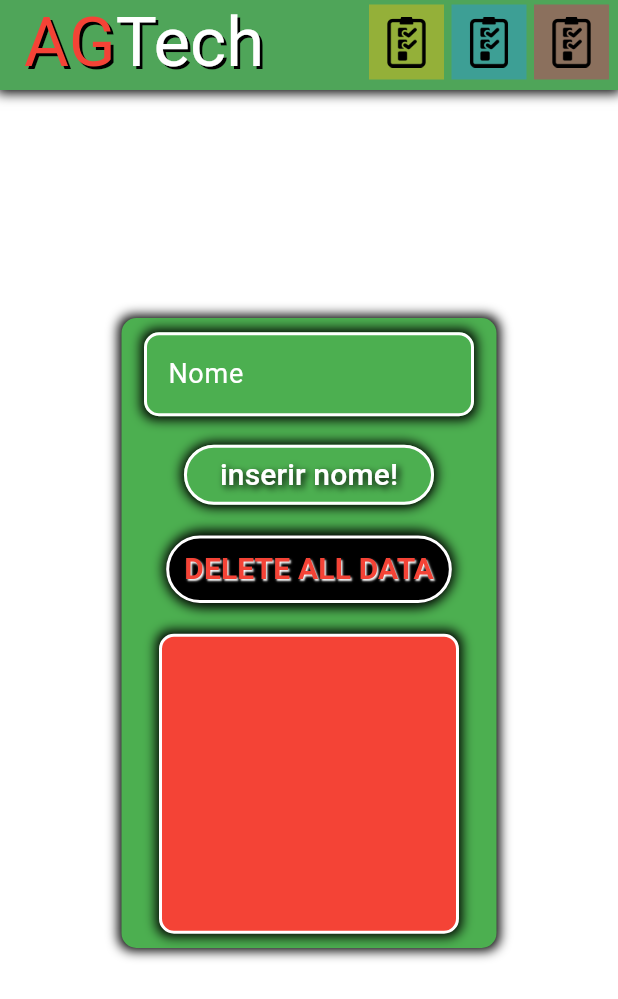
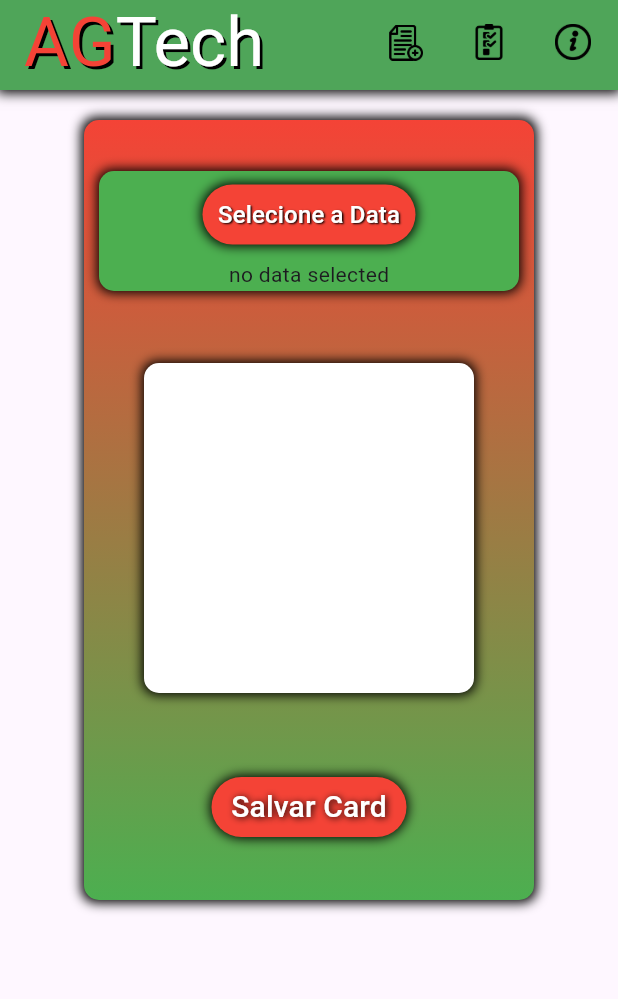
Before and after one commit to jairomatheus89/flutter_android_sqflite, a Flutter app: the screen it shows after launch, on a phone screen of 412 x 824 dp. Shown: the top 999 px of the screen. Run offline on Flutter 3.47's test engine with Material 3 defaults, Android fonts, the phone set to English and light mode, and no system bars; our stand-ins replace sqflite; accounts and stored records are empty.

Commit message:
modularizando o app, e adicionando DatePicker para os cards de tasks

```diff
--- a/lib/src/pages/about_page.dart
+++ b/lib/src/pages/about_page.dart
@@ -8,13 +8,11 @@
   @override
   Widget build(BuildContext context) {
 
-    final Uri _gitHubUrl = Uri.parse('https://github.com/jairomatheus89');
-    final Uri _linkedinUrl = Uri.parse('https://www.linkedin.com/in/jairomatheus89');
+    final Uri gitHubUrl = Uri.parse('https://github.com/jairomatheus89');
+    final Uri linkedinUrl = Uri.parse('https://www.linkedin.com/in/jairomatheus89');
 
     String titleAboutmsg = "Projeto Mobile Flutter w/SQfLite";
     String bodyAboutmsg = "Meu nome é Jairo Paulino, Estou a procura de estágio na area de programação/desenvolvimento de software. Agora no segundo semestre de 2025 vou para meu 2° periodo(começei em janeiro), porém ja acompanho conteúdos relacionados a programação e tecnologia desde o inicio da quarentena do Covid-19. Tenho um conhecimento basico de Web, protocolo HTTP, API's REST, leve noção de WebSockets. Ja fiz projetos academicos com Python, e ja pratiquei uns projetos com NestJS, Angular e PostgreSQL rodando em live em VPS com Node(backend) e Nginx(frontend). Enfim, segue abaixo meus links:\n";
-
-
 
     return Scaffold(
       appBar: AppBarWidget(),
@@ -28,7 +26,14 @@
                 blurRadius: 6
               )
             ],
-            color: Colors.green,
+            gradient: LinearGradient(
+              colors: [
+                Colors.red,
+                Colors.green,
+              ],
+              begin: Alignment.topCenter,
+              end: Alignment.bottomCenter
+            ),
             borderRadius: BorderRadius.circular(10)
           ),
           width: 300,
@@ -81,8 +86,8 @@
                     children: [
                       GestureDetector(
                         onTap: () async {
-                          if(!await launchUrl(_gitHubUrl)){
-                            throw Exception('Cannot launch $_gitHubUrl');
+                          if(!await launchUrl(gitHubUrl)){
+                            throw Exception('Cannot launch $gitHubUrl');
                           }
                         },
                         child: Text(
@@ -102,8 +107,8 @@
                       ),
                       GestureDetector(
                         onTap: () async {
-                          if(!await launchUrl(_linkedinUrl)){
-                            throw Exception('cannot launch $_linkedinUrl');
+                          if(!await launchUrl(linkedinUrl)){
+                            throw Exception('cannot launch $linkedinUrl');
                           }
                         },
                         child: Text(
--- a/lib/src/pages/formzin_page.dart
+++ b/lib/src/pages/formzin_page.dart
@@ -1,69 +1,22 @@
 import 'package:flutter/material.dart';
-import '../widgets/list_column_widget.dart';
-import '../services/database_service.dart';
 import '../widgets/appbar_widget.dart';
 
-class Formzin extends StatefulWidget {
-
+class Formzin extends StatelessWidget {
   const Formzin({super.key});
-
-  @override
-  State<Formzin> createState() => _FormzinState();
-}
-
-class _FormzinState extends State<Formzin> {
-  final GlobalKey<DbListColumnState> _key = GlobalKey<DbListColumnState>();
-
-  Widget successCreateAccountWidget = Text('');
-
-  String nameInput = '';
-  final _nameInputController = TextEditingController();
-
-  void clearInputs(){
-    setState(() {
-      _nameInputController.clear();
-      nameInput = '';
-    });
-  }
-
-  void successfloatMessage(){
-    setState(() {
-      successCreateAccountWidget = Text(
-        'Nome: $nameInput, inserido no banco com sucesso!',
-        style: TextStyle(
-          color: Colors.green,
-          fontSize: 18,
-          fontWeight: FontWeight.bold,
-          shadows: [
-            Shadow(color: Colors.black, blurRadius: 2.0, offset: Offset(1.0, 1.0))
-          ]
-        ),
-        textAlign: TextAlign.center,
-      );
-    });
-  }
-
-  @override
-  void initState(){
-    super.initState();
-  }
 
   @override
   Widget build(BuildContext context) {
 
-    WidgetsBinding.instance.addPostFrameCallback((_){
-      successCreateAccountWidget = Text('');
-    });
-
     return Scaffold(
-      floatingActionButton: successCreateAccountWidget,
-      floatingActionButtonLocation: FloatingActionButtonLocation.miniCenterDocked,
       appBar: const AppBarWidget(),
-      body: Container(
+      body: ListView(
+        children: [
+          Container(
+            margin: EdgeInsets.fromLTRB(0,20,0,0),
             alignment: Alignment.center,
-        color: Colors.white,
+            decoration: BoxDecoration(
+            ),
             child: Container(
-          margin: EdgeInsets.fromLTRB(0, 0, 0, 40),
               decoration: BoxDecoration(
                 boxShadow: [
                   BoxShadow(
@@ -72,128 +25,205 @@
                     blurRadius: 6
                   )
                 ],
-            color: Colors.green,
+                gradient: LinearGradient(
+                  colors: [
+                    Colors.red,
+                    Colors.green,
+                  ],
+                  begin: Alignment.topCenter,
+                  end: Alignment.bottomCenter
+                ),
                 borderRadius: BorderRadius.circular(10)
               ),
-          width: 250,
-          height: 420,
+              width: 300,
+              height: 520,
+              child: TaskForm(),
+            ),
+          ),
+        ],
+      ),
+    );
+  }
+}
+
+class TaskForm extends StatefulWidget {
+  const TaskForm({super.key});
+
+
+  @override
+  State<TaskForm> createState() => _TaskFormState();
+}
+
+class _TaskFormState extends State<TaskForm> {
+
+  @override
+  Widget build(BuildContext context) {
+    return Padding(
+      padding: const EdgeInsets.all(10.0),
       child: Column(
         mainAxisAlignment: MainAxisAlignment.spaceAround,
         children: [
-              Container(
-                width: 220,
+          DateSelectionState(),
+          TasksColumn(),
+          Butzin()
+        ],
+      ),
+    );
+  }
+}
+
+class DateSelectionState extends StatefulWidget {
+  const DateSelectionState({super.key});
+
+  @override
+  State<DateSelectionState> createState() => _DateSelectionStateState();
+}
+
+class _DateSelectionStateState extends State<DateSelectionState> {
+  DateTime? selectedDate;
+
+  bool datepicked = false;
+
+  Future<void> _selectDate() async {
+    final pickedDate = await showDatePicker(
+      context: context,
+      initialDate: DateTime.now(),
+      firstDate: DateTime.now(),
+      lastDate: DateTime(2100),
+    );
+
+    selectedDate = pickedDate;
+
+    setState(() {
+      datepicked = true;
+    });
+  }
+
+  @override
+  Widget build(BuildContext context) {
+    WidgetsBinding.instance.addPostFrameCallback((_) {
+      selectedDate = null;
+    });
+
+    return Container(
+      width: 300,
+      height: 80,
       decoration: BoxDecoration(
+        color: Colors.green,
         borderRadius: BorderRadius.circular(10),
         boxShadow: [
           BoxShadow(
             color: Colors.black,
-                      offset: Offset(0,0),
-                      spreadRadius: 2.0,
+            spreadRadius: 1.0,
             blurRadius: 6.0
           )
         ]
       ),
-                child: TextFormField(
-                  maxLength: 30,
-                  controller: _nameInputController,
-                  cursorColor: Colors.white,
+      child: Column(
+        mainAxisAlignment: MainAxisAlignment.spaceAround,
+        children: [
+          TextButton(
+            onPressed: _selectDate,
+            child: Container(
+              alignment: Alignment.center,
+              width: 142,
+              height: 40,
+              decoration: BoxDecoration(
+                borderRadius: BorderRadius.circular(20),
+                color: Colors.red,
+                boxShadow: [
+                  BoxShadow(
+                    color: Colors.black,
+                    spreadRadius: 1.0,
+                    blurRadius: 6.0,
+                    offset: Offset.zero
+                  )
+                ]
+              ),
+              child: Text(
+                "Selecione a Data",
                 style: TextStyle(
+                  fontSize: 16,
                   color: Colors.white,
                   shadows: [
                     Shadow(
                       color: Colors.black,
-                        blurRadius: 4.0,
-                        offset: Offset(1.2, 1.2)
-                      )
-                    ]
-                  ),
-                  decoration: InputDecoration(
-                    counterText: '',
-                    filled: true,
-                    fillColor: Colors.green,
-                    enabledBorder: OutlineInputBorder(
-                      borderRadius: BorderRadius.circular(10),
-                      borderSide: BorderSide(
-                        color: Colors.white,
-                        width: 2.0
-                      )
-                    ),
-                    focusedBorder: OutlineInputBorder(
-                      borderRadius: BorderRadius.circular(10),
-                      borderSide: BorderSide(
-                        color: Colors.white,
-                        width: 2.0
-                      )
-                    ),
-                    hintText: "Digite seu nome aqui...",
-                    hintStyle: TextStyle(color: Colors.red, fontSize: 16),
-                    labelText: "Nome",
-                    labelStyle: TextStyle(color: Colors.white, fontSize: 18),
-                    floatingLabelStyle: TextStyle(
-                      color: Colors.white,
-                      fontSize: 18,
-                      fontWeight: FontWeight.bold,
-                      shadows: [
-                        Shadow(
-                          color: Colors.black,
-                          offset: Offset(3.0, 3.0),
-                          blurRadius: 3.0
+                      blurRadius: 1.0,
+                      offset: Offset(1, 1)
                     )
                   ]
                 ),
               ),
-                  onChanged: (e){
-                    nameInput = e;
+            )
+          ),
+          Text(
+            selectedDate != null
+            ?'Card de: ${selectedDate!.day}/${selectedDate?.month}/${selectedDate?.year}'
+            : 'no data selected',
+          ),
+        ],
+      ),
+    );
+  }
+}
+
+class TasksColumn extends StatefulWidget {
+  const TasksColumn({super.key});
+
+  @override
+  State<TasksColumn> createState() => _TaskColumnState();
+}
+
+class _TaskColumnState extends State<TasksColumn> {
+  @override
+
+  Widget build(BuildContext context) {
+    return Container(
+      decoration: BoxDecoration(
+        color: Colors.white,
+        borderRadius: BorderRadius.circular(10.0),
+        boxShadow: [
+          BoxShadow(
+            color: Colors.black,
+            blurRadius: 6.0,
+            spreadRadius: 1.0,
+            offset: Offset(0, 0)
+          )
+        ]
+      ),
+      width: 220,
+      height: 220,
+    );
+  }
+}
+
+class Butzin extends StatelessWidget {
+  const Butzin({super.key});
+
+  @override
+  Widget build(BuildContext context) {
+    return TextButton(
+      onPressed: () async {
+
       },
-                ),
-              ),
-              Container(
-                height: 40,
+      child: Container(
         decoration: BoxDecoration(
-                  shape: BoxShape.rectangle,
+          color: Colors.red,
           borderRadius: BorderRadius.circular(30),
           boxShadow: [
             BoxShadow(
               color: Colors.black,
-                      blurRadius: 6,
-                      spreadRadius: 2
+              spreadRadius: 1.0,
+              blurRadius: 6.0,
+              offset: Offset(0, 0)
             )
-                  ],
+          ]
         ),
-                child: ElevatedButton(
-                  style: ElevatedButton.styleFrom(
-                    backgroundColor: Colors.green,
-                    side: BorderSide(
-                      width: 2.0,
-                      color: Colors.white,
-                    )
-                  ),
-                  onPressed: () {
-                    if(nameInput == ''){
-                      clearInputs();
-                      _key.currentState?.reloadNames();
-                      setState(() {
-                        successCreateAccountWidget = Text('Falha ao inserir nome vazio!...', style: TextStyle(color: Colors.red, fontSize: 18,fontWeight: FontWeight.bold));
-                      });
-                      return;
-                    }
-
-                    if(nameInput.length <= 3){
-                      clearInputs();
-                      setState(() {
-                        successCreateAccountWidget = Text('Digite um nome com mais de 3 letras...', style: TextStyle(color: Colors.red, fontSize: 18,fontWeight: FontWeight.bold));
-                      });
-                      return;
-                    }
-
-                    DataBaseService inserir = DataBaseService();
-                    inserir.insertNameData(nameInput);
-                    successfloatMessage();
-                    clearInputs();
-                    _key.currentState?.reloadNames();
-                  },
+        width: 130,
+        height: 40,
+        alignment: Alignment.center,
         child: Text(
-                    "inserir nome!",
+          "Salvar Card",
           style: TextStyle(
             color: Colors.white,
             fontSize: 20,
@@ -201,59 +231,12 @@
               Shadow(
                 color: Colors.black,
                 blurRadius: 6.0,
-                          offset: Offset(2, 2)
-                        )
-                      ]
-                    )
-                  )
-                ),
-              ),
-              Container(
-                decoration: BoxDecoration(
-                  borderRadius: BorderRadius.circular(30),
-                  boxShadow: [
-                    BoxShadow(
-                      color: Colors.black,
-                      spreadRadius: 2,
-                      blurRadius: 6
+                offset: Offset(1, 1)
               )
             ]
           ),
-                child: TextButton(
-                  style: TextButton.styleFrom(
-                    backgroundColor: Colors.black,
-                    side: BorderSide(
-                      color: Colors.white,
-                      width: 2.0
         ),
-                  ),
-                  onPressed: () async{
-                    clearInputs();
-                    final dbCall = DataBaseService();
-                    dbCall.deleteAllUsers();
-                    _key.currentState?.reloadNames();
-                    setState(() {
-                        successCreateAccountWidget = Text('Tabela Deletada Com Sucesso!', style: TextStyle(color: Colors.orange, fontSize: 18,fontWeight: FontWeight.bold));
-                      });
-                  },
-                  child: Text(
-                    "DELETE ALL DATA",
-                    style: TextStyle(
-                      color: Colors.red,
-                      fontSize: 20,
-                      fontWeight: FontWeight.bold,
-                      shadows: [
-                        Shadow(blurRadius: 1, color: Colors.white, offset: Offset(1,1), )
-                      ]
       )
-                  )
-                ),
-              ),
-              DbListColumn(key: _key)
-            ],
-          ),
-        ),
-      ),
     );
   }
 }
--- a/lib/src/pages/page2_page.dart
+++ b/lib/src/pages/page2_page.dart
@@ -18,11 +18,21 @@
                 blurRadius: 6
               )
             ],
-            color: Colors.green,
+            gradient: LinearGradient(
+              colors: [
+                Colors.red,
+                Colors.green,
+              ],
+              begin: Alignment.topCenter,
+              end: Alignment.bottomCenter
+            ),
             borderRadius: BorderRadius.circular(10)
           ),
-          width: 250,
-          height: 420,
+          width: 300,
+          height: 460,
+          child: Center(
+            child: Text("ME MAMA"),
+          )
         ),
       )
     );
--- a/lib/src/services/database_service.dart
+++ b/lib/src/services/database_service.dart
@@ -7,7 +7,7 @@
 
   static final _table = 'peoples';
   static final _id_Column = '_id';
-  static final _name_column = 'name';
+  static final _name_column = 'taskname';
 
   static Database? _database;
   Future<Database> get database async => _database ??= await initDataBase();
@@ -50,8 +50,7 @@
       return res;
     } catch (e) {
       print("Erro ao acessar a tabela: $e");
-      // Caso ocorra algum erro (ex. tabela não encontrada), reinicializa a tabela
-      await deleteAllUsers();  // Opcional, se quiser sempre resetar a tabela
+      // Caso ocorra algum erro (ex. tabela não encontrada), reinicializa a tabela  // Opcional, se quiser sempre resetar a tabela
       return showNameRows();   // Chama novamente para garantir que a tabela será criada
     }
   }
@@ -60,7 +59,6 @@
     final db = await database;
     try {
       await db.execute('DROP TABLE IF EXISTS $_table');
-      print("tabela $_table deletada!");
 
       await db.execute('''
           CREATE TABLE IF NOT EXISTS $_table (
@@ -68,7 +66,6 @@
             $_name_column TEXT NOT NULL
           )
       ''');
-      print("tabela $_table recriada!");
     } catch (e){
       print("Erro ao deletar a tabela: $e");
     }
--- a/lib/src/widgets/appbar_widget.dart
+++ b/lib/src/widgets/appbar_widget.dart
@@ -51,28 +51,50 @@
         ),
         actions: [
           Container(
-            //color: Colors.black,
+            //color: Colors.white,
             width: 160,
+            height: 50,
             margin: EdgeInsets.fromLTRB(0,0,6,0),
             child: Row(
               mainAxisAlignment: MainAxisAlignment.spaceBetween,
               children: [
                 Container(
+                  margin: EdgeInsets.fromLTRB(0,1,0,0),
                   alignment: Alignment.center,
-                  color: const Color.fromARGB(100, 255, 193, 7),
-                  width: 50,
-                  height: 50,
+                  // decoration: BoxDecoration(
+                  //   color: Colors.amber,
+                  //   shape: BoxShape.circle,
+                  //   boxShadow: [
+                  //     BoxShadow(
+                  //       color: Colors.black,
+                  //       spreadRadius: 3.0,
+                  //       blurRadius: 4.0,
+                  //       offset: Offset.zero,
+                  //     )
+                  //   ]
+                  // ),
+                  height: 40,
                   child:IconButton(
                     onPressed: (){
                       Navigator.pushReplacementNamed((context),'/');
                     },
-                    icon: Image.asset("assets/images/tasklist_ico.png")
+                    icon: Image.asset("assets/images/addingico.png")
                   )
                 ),
-                Container(
-                  color: const Color.fromARGB(100, 33, 149, 243),
-                  width: 50,
-                  height: 50,
+                SizedBox(
+                  // decoration: BoxDecoration(
+                  //   color: Colors.blue,
+                  //   shape: BoxShape.circle,
+                  //   boxShadow: [
+                  //     BoxShadow(
+                  //       color: Colors.black,
+                  //       spreadRadius: 3.0,
+                  //       blurRadius: 6.0,
+                  //       offset: Offset.zero
+                  //     )
+                  //   ],
+                  // ),
+                  height: 40,
                   child:IconButton(
                     onPressed: (){
                       Navigator.pushReplacementNamed((context),'/page2');
@@ -80,15 +102,25 @@
                     icon: Image.asset("assets/images/tasklist_ico.png")
                   )
                 ),
-                Container(
-                  color: const Color.fromARGB(100, 233, 30, 98),
-                  width: 50,
-                  height: 50,
+                SizedBox(
+                  // decoration: BoxDecoration(
+                  //   color: Colors.pink,
+                  //   boxShadow: [
+                  //     BoxShadow(
+                  //       color: Colors.black,
+                  //       spreadRadius: 3.0,
+                  //       blurRadius: 6.0,
+                  //       offset: Offset.zero
+                  //     )
+                  //   ],
+                  //   shape: BoxShape.circle
+                  // ),
+                  height: 40,
                   child:IconButton(
                     onPressed: (){
                       Navigator.pushReplacementNamed((context),'/aboutpage');
                     },
-                    icon: Image.asset("assets/images/tasklist_ico.png")
+                    icon: Image.asset("assets/images/pngegg.png")
                   )
                 ),
               ],
--- a/pubspec.yaml
+++ b/pubspec.yaml
@@ -61,6 +61,8 @@
 
   assets:
     - assets/images/tasklist_ico.png
+    - assets/images/pngegg.png
+    - assets/images/addingico.png
 
   # An image asset can refer to one or more resolution-specific "variants", see
   # https://flutter.dev/to/resolution-aware-images
```
Also changed, not shown: assets/images/addingico.png (added), assets/images/pngegg.png (added). Lines whose indentation alone changed are shown as unchanged.
